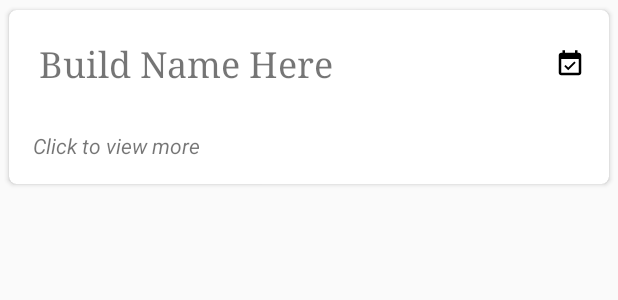
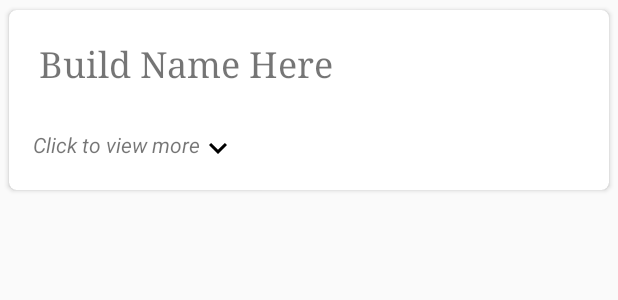
Before and after one commit to RoyceNguyen/BuildCalculator, an Android app: the layout item_view.xml on its own in the app's theme, with its tools: preview values and no code run, on a phone screen of 412 x 824 dp. Shown: the top 300 px of the screen. Run offline under Robolectric (Android 15) with nearby library versions, the phone set to English and light mode, and no system bars.

Commit message:
fixed error

```diff
--- a/app/src/main/res/layout/item_view.xml
+++ b/app/src/main/res/layout/item_view.xml
@@ -32,12 +32,6 @@
                 android:layout_weight="1"
                 android:fontFamily="serif"/>
 
-            <ImageView
-                android:layout_width="40dp"
-                android:layout_height="40dp"
-                cardView:srcCompat="@drawable/ic_event_available_black_24dp"
-                android:id="@+id/location"
-                android:layout_weight="1" />
         </LinearLayout>
 
         <TextView
@@ -61,6 +55,13 @@
                 android:gravity="center_horizontal"
                 android:textStyle="normal|italic"
                 android:layout_gravity="right"/>
+
+            <ImageView
+                android:layout_width="wrap_content"
+                android:layout_height="wrap_content"
+                cardView:srcCompat="@drawable/ic_expand_more_black_24dp"
+                android:id="@+id/chevron"
+                android:layout_gravity="bottom|right"/>
         </LinearLayout>
 
     </LinearLayout>
```
